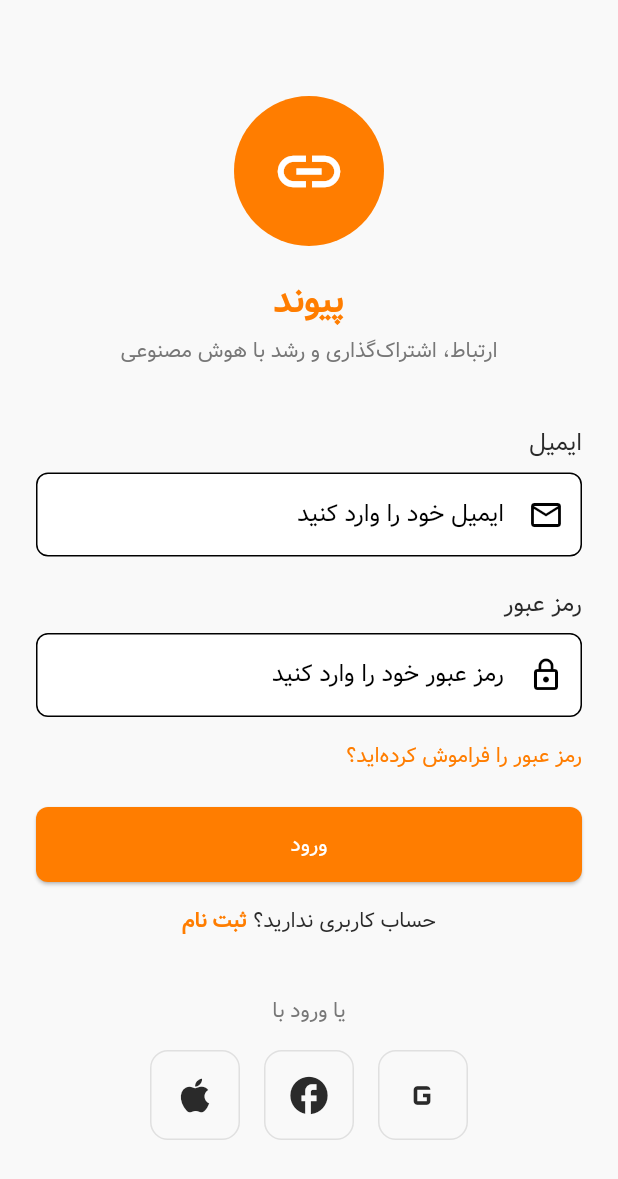
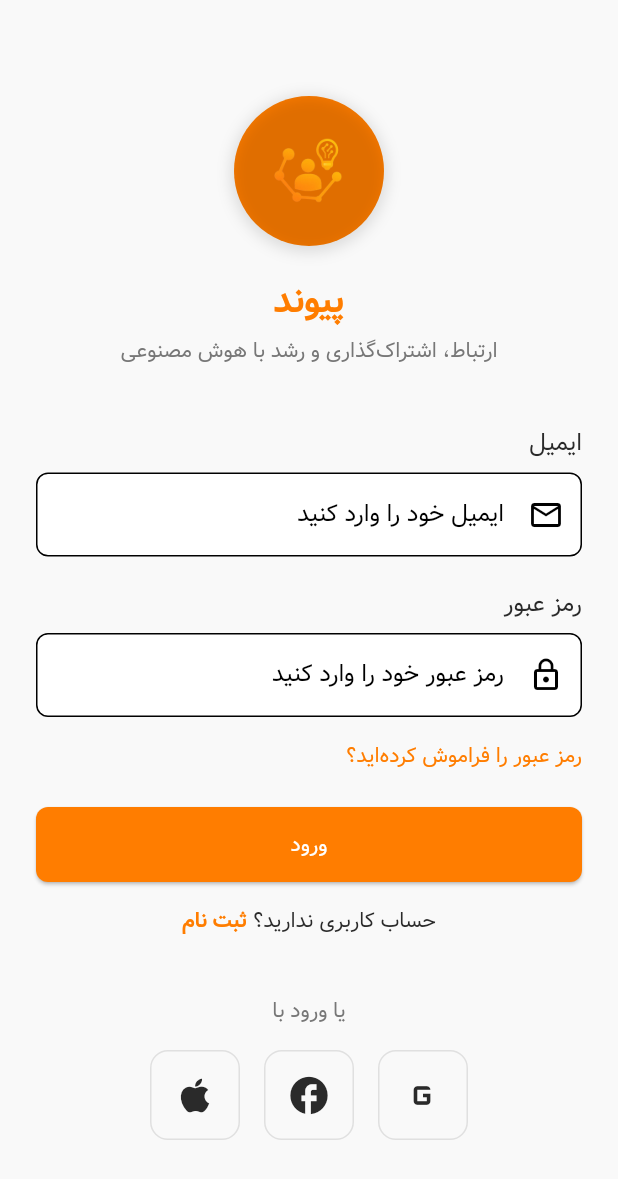
Before and after one commit to alireza10up/peyvand-frontend-flutter, a Flutter app: the screen it shows after launch, after a tap on "بعدی", after a tap on "رد کردن", on a phone screen of 412 x 824 dp. Shown: the top 1179 px of the screen. Run offline on Flutter 3.47's test engine with Material 3 defaults, Android fonts, the light colour scheme and no system bars.

Commit message:
update logo

```diff
--- /dev/null
+++ b/lib/config/app_assets.dart
@@ -0,0 +1,52 @@
+import 'package:flutter/material.dart';
+
+class AppAssets {
+  static const String logo = 'assets/images/logo.png';
+
+  static Widget getLogoCircle({
+    double size = 60,
+    Color? logoColor,
+    Color? backgroundColor = Colors.white,
+    double padding = 8,
+    bool withShadow = true,
+    Color shadowColor = Colors.black12,
+    Border? border,
+  }) {
+    return Container(
+      width: size,
+      height: size,
+      decoration: BoxDecoration(
+        shape: BoxShape.circle,
+        color: backgroundColor,
+        border: border,
+        boxShadow: withShadow ? [
+          BoxShadow(
+            color: shadowColor,
+            blurRadius: 8,
+            spreadRadius: 2,
+            offset: const Offset(0, 2),
+          ),
+        ] : null,
+      ),
+      child: ClipOval(
+        child: Padding(
+          padding: EdgeInsets.all(padding),
+          child: Image.asset(
+            logo,
+            color: logoColor,
+            fit: BoxFit.contain,
+          ),
+        ),
+      ),
+    );
+  }
+
+  static Widget logoSmall({Color? color, Color? backgroundColor}) =>
+      getLogoCircle(size: 24, logoColor: color, backgroundColor: backgroundColor, padding: 4, withShadow: false);
+
+  static Widget logoMedium({Color? color, Color? backgroundColor}) =>
+      getLogoCircle(size: 40, logoColor: color, backgroundColor: backgroundColor, padding: 6);
+
+  static Widget logoLarge({Color? color, Color? backgroundColor}) =>
+      getLogoCircle(size: 120, logoColor: color, backgroundColor: backgroundColor, padding: 15);
+}
--- a/lib/config/app_theme.dart
+++ b/lib/config/app_theme.dart
@@ -99,7 +99,6 @@ class AppTheme {
       secondary: accentColor,
       error: errorColor,
       surface: Color(0xFF1E1E1E),
-      background: Color(0xFF121212),
     ),
     appBarTheme: AppBarTheme(
       backgroundColor: Color(0xFF1E1E1E),
--- a/lib/main.dart
+++ b/lib/main.dart
@@ -14,6 +14,7 @@ class MyApp extends StatelessWidget {
       title: 'پیوند',
       debugShowCheckedModeBanner: false,
       theme: AppTheme.lightTheme,
+      darkTheme: AppTheme.darkTheme,
       initialRoute: Routes.splash,
       onGenerateRoute: Routes.generateRoute,
       localizationsDelegates: [
--- a/lib/ui/screens/auth/login_screen.dart
+++ b/lib/ui/screens/auth/login_screen.dart
@@ -1,4 +1,5 @@
 import 'package:flutter/material.dart';
+import 'package:peyvand/config/app_assets.dart';
 import 'package:peyvand/config/app_theme.dart';
 import 'package:peyvand/config/routes.dart';
 import 'package:peyvand/ui/widgets/common/custom_button.dart';
@@ -58,11 +59,7 @@ class _LoginScreenState extends State<LoginScreen> {
                     color: AppTheme.primaryColor,
                     shape: BoxShape.circle,
                   ),
-                  child: Icon(
-                    Icons.link,
-                    size: 50,
-                    color: Colors.white,
-                  ),
+                  child: AppAssets.logoLarge(),
                 ),
                 SizedBox(height: 24),
                 // App name
--- a/lib/ui/screens/home/post_detail_screen.dart
+++ b/lib/ui/screens/home/post_detail_screen.dart
@@ -262,7 +262,7 @@ class _PostDetailScreenState extends State<PostDetailScreen> {
         children: [
           _buildActionButton(
             icon: _isLiked ? Icons.thumb_up : Icons.thumb_up_outlined,
-            label: 'پسندیدن',
+            label: '',
             color: _isLiked ? AppTheme.primaryColor : null,
             onTap: () {
               setState(() {
@@ -273,7 +273,7 @@ class _PostDetailScreenState extends State<PostDetailScreen> {
           ),
           _buildActionButton(
             icon: Icons.comment_outlined,
-            label: 'نظر',
+            label: '',
             onTap: () {
               // Focus on comment input
               FocusScope.of(context).requestFocus(FocusNode());
@@ -284,10 +284,9 @@ class _PostDetailScreenState extends State<PostDetailScreen> {
           ),
           _buildActionButton(
             icon: Icons.share_outlined,
-            label: 'اشتراک‌گذاری',
             onTap: () {
               // Share post
-            },
+            }, label: '',
           ),
           AiEnhanceButton(
             onTap: () {
--- a/lib/ui/screens/splash/splash_screen.dart
+++ b/lib/ui/screens/splash/splash_screen.dart
@@ -1,13 +1,16 @@
 import 'package:flutter/material.dart';
 import 'package:peyvand/config/app_theme.dart';
 import 'package:peyvand/config/routes.dart';
+
+import '../../../config/app_assets.dart';
 
 class SplashScreen extends StatefulWidget {
   @override
   _SplashScreenState createState() => _SplashScreenState();
 }
 
-class _SplashScreenState extends State<SplashScreen> with SingleTickerProviderStateMixin {
+class _SplashScreenState extends State<SplashScreen>
+    with SingleTickerProviderStateMixin {
   late AnimationController _controller;
   late Animation<double> _animation;
 
@@ -18,10 +21,7 @@ class _SplashScreenState extends State<SplashScreen> with SingleTickerProviderSt
       vsync: this,
       duration: Duration(seconds: 2),
     );
-    _animation = CurvedAnimation(
-      parent: _controller,
-      curve: Curves.easeInOut,
-    );
+    _animation = CurvedAnimation(parent: _controller, curve: Curves.easeInOut);
     _controller.forward();
 
     Future.delayed(Duration(seconds: 3), () {
@@ -40,36 +40,7 @@ class _SplashScreenState extends State<SplashScreen> with SingleTickerProviderSt
     return Scaffold(
       backgroundColor: AppTheme.primaryColor,
       body: Center(
-        child: FadeTransition(
-          opacity: _animation,
-          child: Column(
-            mainAxisAlignment: MainAxisAlignment.center,
-            children: [
-              Icon(
-                Icons.people,
-                size: 80,
-                color: Colors.white,
-              ),
-              SizedBox(height: 24),
-              Text(
-                'پیوند',
-                style: TextStyle(
-                  color: Colors.white,
-                  fontSize: 36,
-                  fontWeight: FontWeight.bold,
-                ),
-              ),
-              SizedBox(height: 16),
-              Text(
-                'شبکه اجتماعی هوشمند متخصصان',
-                style: TextStyle(
-                  color: Colors.white.withOpacity(0.8),
-                  fontSize: 16,
-                ),
-              ),
-            ],
-          ),
-        ),
+        child: AppAssets.getLogoCircle()
       ),
     );
   }
```
Also changed, not shown: pubspec.yaml (+10 -0 lines), assets/images/logo.png (added), pubspec.lock, 6 other files.
